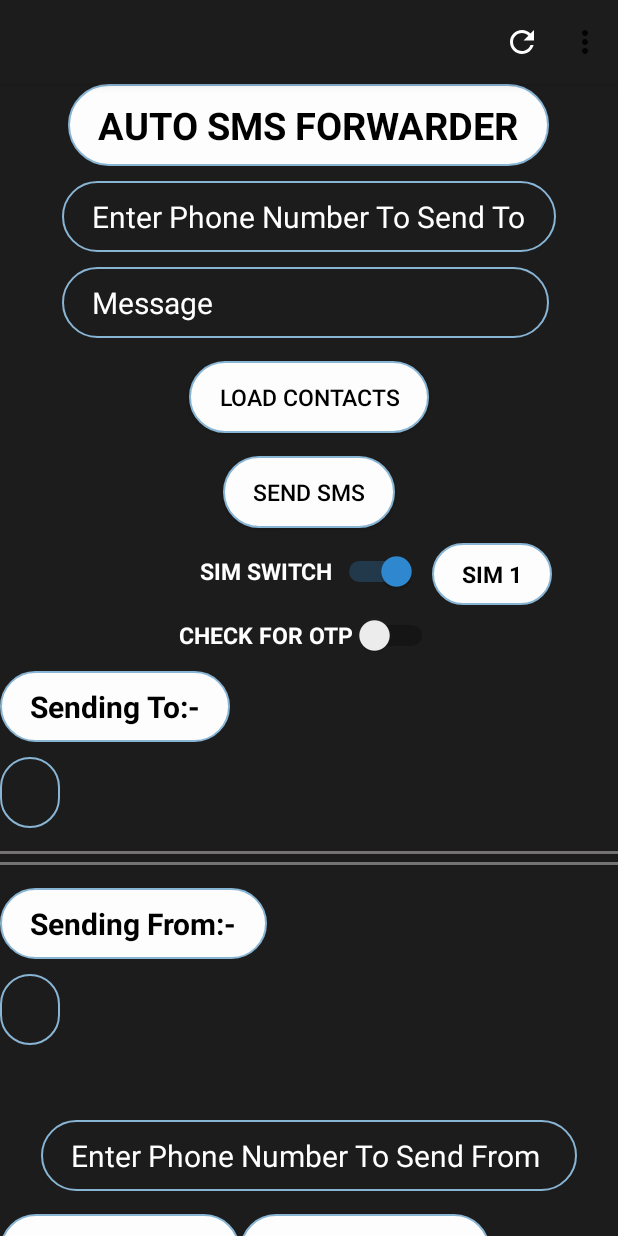
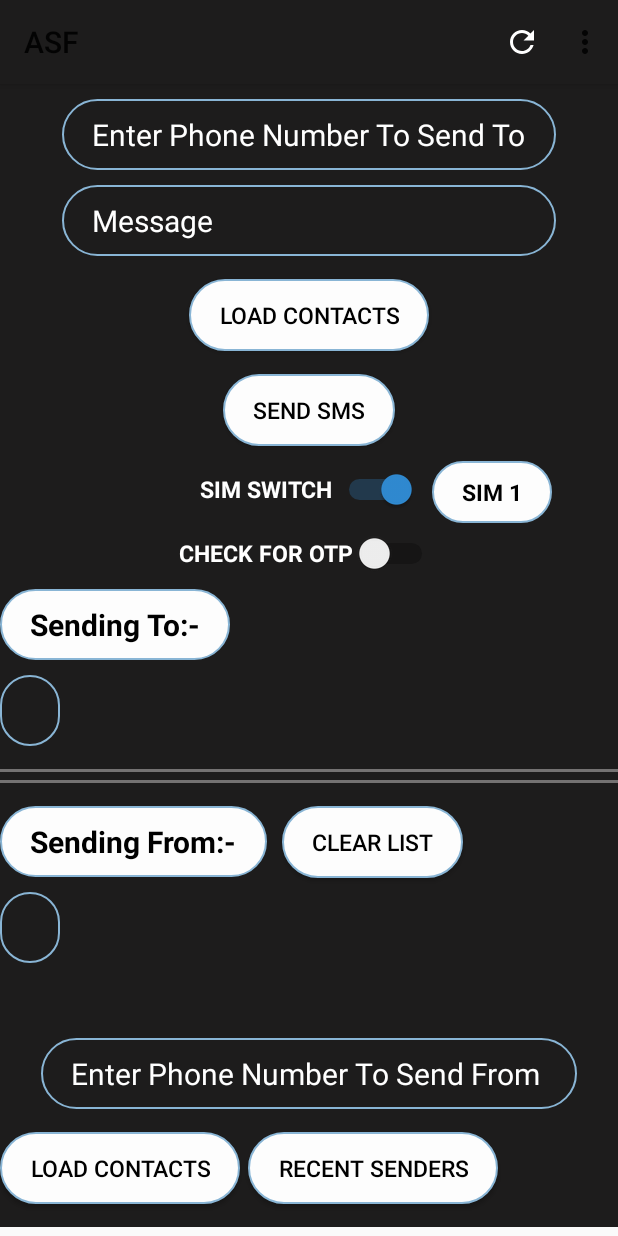
Before and after one commit to souvikchakraborty98/SMSTest, an Android app: the screen it shows after launch (MainActivity), on a phone screen of 412 x 824 dp. Run offline under Robolectric (Android 15) with nearby library versions, the phone set to English and light mode, and no system bars.

Commit message:
Added multiple rules capability_16092019

```diff
--- a/app/src/main/java/com/hfad/smstest/MainActivity.java
+++ b/app/src/main/java/com/hfad/smstest/MainActivity.java
@@ -42,6 +42,9 @@ import android.widget.Switch;
 import android.widget.TextView;
 import android.widget.Toast;
 import android.view.View;
+
+import java.util.ArrayList;
+import java.util.Arrays;
 import java.util.regex.Matcher;
 import java.util.regex.Pattern;
 
@@ -49,19 +52,17 @@ import java.util.regex.Pattern;
 public class MainActivity extends AppCompatActivity {
 
     private static final int PERMISSION_REQUEST_CODE = 1;
-    Button contactsButton;
-    Button contactsButton2;
-    Button ldSenders;
-    Button sendSMS;
+    Button sendSMS,clearSendFromList,ldSenders,contactsButton2,contactsButton;
     public String phone, name ;
-    public static String setNum;
+    public static ArrayList<String> setNum=new ArrayList<>();
+    public static ArrayList<String> nameList=new ArrayList<>();
     EditText phoneNumber;
     TextView phoneNumber2;
     TextView toSend;
     TextView sentFrom;
     TextView sendList;
     TextView sendList2;
-    EditText smsText;
+    TextView smsText;
     boolean  sendto,sendfrom;
     private static final int RESULT_PICK_CONTACT = 1234;
     public static int ldSendersFlag=0;
@@ -165,15 +166,19 @@ public class MainActivity extends AppCompatActivity {
             name = cursor.getString(cursor.getColumnIndex(ContactsContract.CommonDataKinds.Phone.DISPLAY_NAME));
             if(sendto==true) {
                 phoneNumber.setText(phone);
-                sendList.setText("Name : " + name + "\n" + "Phone No. : " + phone);
+                Log.e("tempString",phone);
+                sendList.setText("Name[s] : " + name + "\n" + "Phone No[s]. : " + phone);
                 sendto=false;
             }
             if(sendfrom==true)
             {
-                phoneNumber2.setText(phone);
-                sendList2.setText("Name : " + name + "\n" + "Phone No. : " + phone);
                // Log.e("phone",phone );
-                setNum=makenum(phone);
+                if(!setNum.contains(makenum(phone)))
+                setNum.add(makenum(phone));
+                phoneNumber2.setText(""+setNum);
+                if(!nameList.contains(name))
+                nameList.add(name);
+                sendList2.setText("Name[s] : " + nameList + "\n\n" + "Phone No[s]. : " + setNum);
                // Log.e("setnum",setNum);
                 sendfrom=false;
             }
@@ -192,22 +197,38 @@ public class MainActivity extends AppCompatActivity {
     @Override
     protected void onCreate(Bundle savedInstanceState) {
         super.onCreate(savedInstanceState);
+        setContentView(R.layout.activity_main);
         Intent startBgSMS = new Intent(MainActivity.this, SMSBackgroundService.class);
         stopService(startBgSMS);
+        phoneNumber2 = (TextView) findViewById(R.id.numToSendFrom);
+        sendList2=(TextView)findViewById(R.id.sendFrom);
+        try {
+            if(setNum.size()!=0)
+            {
+                phoneNumber2.setText("" + setNum);
+                sendList2.setText("Name[s] : " + nameList + "\n\n" + "Phone No[s]. : " + setNum);
+            }
+        }
+        catch (Exception e) {
+        }
+        sendList=(TextView)findViewById(R.id.sentList);
+        phoneNumber = (EditText) findViewById(R.id.editText);
+        sentFrom=(TextView)findViewById(R.id.sentFrom);
+        clearSendFromList=(Button)findViewById(R.id.clearSendFromList);
 
         //requestWindowFeature(Window.FEATURE_NO_TITLE);
        // getSupportActionBar().hide();
-        getSupportActionBar().setDisplayShowTitleEnabled(false);
+       // getSupportActionBar().setDisplayShowTitleEnabled(false);
         actBar=getSupportActionBar();
         actBar.setBackgroundDrawable(new ColorDrawable(Color.parseColor("#1D1C1C")));
         Window window = MainActivity.this.getWindow();
         window.addFlags(WindowManager.LayoutParams.FLAG_DRAWS_SYSTEM_BAR_BACKGROUNDS);
         window.clearFlags(WindowManager.LayoutParams.FLAG_TRANSLUCENT_STATUS);
         window.setStatusBarColor(ContextCompat.getColor(MainActivity.this, R.color.stat_colour));
-         setContentView(R.layout.activity_main);
+
         sendfrom=false;
         sendto=false;
-        phoneNumber = (EditText) findViewById(R.id.editText);
+
         phoneNumber.setOnTouchListener(new View.OnTouchListener()
         {
             @Override
@@ -221,8 +242,7 @@ public class MainActivity extends AppCompatActivity {
                 return false;
             }
         });
-        phoneNumber2 = (TextView) findViewById(R.id.numToSendFrom);
-        sendList=(TextView)findViewById(R.id.sentList);
+
         sendList.setOnClickListener(new View.OnClickListener(){
             @Override
             public void onClick(View v) {
@@ -235,7 +255,7 @@ public class MainActivity extends AppCompatActivity {
         });
 
 
-        sendList2=(TextView)findViewById(R.id.sendFrom);
+
         sendList2.setOnClickListener(new View.OnClickListener(){
             @Override
             public void onClick(View v) {
@@ -257,7 +277,7 @@ public class MainActivity extends AppCompatActivity {
             }
 
         });
-        sentFrom=(TextView)findViewById(R.id.sentFrom);
+
         sentFrom.setOnClickListener(new View.OnClickListener(){
             @Override
             public void onClick(View v) {
@@ -351,7 +371,7 @@ public class MainActivity extends AppCompatActivity {
       if(ldSendersFlag==1) {
           try {
               Bundle extras = getIntent().getExtras();
-              String savedExtra = extras.getString("savedExtra");
+              String[] savedExtra = extras.getStringArray("savedExtra");
               String phno = extras.getString("phonenumber");
               String sndlist = extras.getString("sendlist");
               String simState = extras.getString("SIMSTATUS");
@@ -378,15 +398,25 @@ public class MainActivity extends AppCompatActivity {
               }
               sendList.setText(sndlist);
               //  Log.e("savedExtra",savedExtra );
-              if(savedExtra.equals("null")) {
+              if(savedExtra.length==0) {
                   sendList2.setText("");
                   phoneNumber2.setText("");
-                  setNum = "";
+                  setNum.add("");
               }
               else {
-                  sendList2.setText("Name : " + savedExtra + "\n" + "Phone No. : null");
-                  phoneNumber2.setText(savedExtra);
-                  setNum = savedExtra;
+                  for(int i=0;i<savedExtra.length;i++)
+                  {
+                      if(!setNum.contains(savedExtra[i]))
+                      setNum.add(savedExtra[i]);
+                  }
+                  for(int i=0;i<savedExtra.length;i++)
+                  {
+                      if(!nameList.contains((savedExtra[i])))
+                      nameList.add(savedExtra[i]);
+                  }
+                  sendList2.setText("Name[s] : " + nameList + "\n\n" + "Phone No[s]. : "+setNum);
+                  phoneNumber2.setText(""+setNum);
+
               }
              // phoneNumber2.requestFocus();
               ldSendersFlag = 0;
@@ -531,16 +561,41 @@ public class MainActivity extends AppCompatActivity {
             }
         });
 
+        clearSendFromList.setOnClickListener(new View.OnClickListener() {
+            @Override
+            public void onClick(View v) {
+                hideKeyboard(MainActivity.this);
+                final AlertDialog.Builder diagClear = new AlertDialog.Builder(MainActivity.this);
+                diagClear.setTitle("Confirmation");
+                diagClear.setMessage("Clear Send From List ? Press OK to clear.");
+                diagClear.setPositiveButton(android.R.string.ok, new DialogInterface.OnClickListener() {
+                    @Override
+                    public void onClick(DialogInterface dialog, int id) {
+                        setNum.clear();
+                        nameList.clear();
+                        phoneNumber2.setText("");
+                        sendList2.setText("");
+                    }
+                });
+                diagClear.setNegativeButton(android.R.string.cancel, new DialogInterface.OnClickListener() {
+                    @Override
+                    public void onClick(DialogInterface dialogInterface, int id) {
+                        Toast.makeText(MainActivity.this, "List not cleared.", Toast.LENGTH_SHORT).show();
+                    }
+                });
+                AlertDialog alertDialog = diagClear.create();
+                alertDialog.show();
+            }
+        });
 
-
-        smsText = (EditText) findViewById(R.id.editText2);
+        smsText = (TextView) findViewById(R.id.editText2);
         sendSMS = (Button) findViewById(R.id.btnSendSMS);
         sendSMS.setOnClickListener(new View.OnClickListener() {
 
             @Override
             public void onClick(View view) {
                 hideKeyboard(MainActivity.this);
-                if((phoneNumber.getText()).toString().equals((phoneNumber2.getText()).toString())==false)
+                if(!((phoneNumber.getText()).toString().equals((phoneNumber2.getText()).toString())))
                 {
                 String sms = smsText.getText().toString();
                 String phoneNum = phoneNumber.getText().toString();
@@ -688,13 +743,10 @@ public class MainActivity extends AppCompatActivity {
             });
             AlertDialog alertDialog = diag.create();
             alertDialog.show();
-
-
         }
         else
             Toast.makeText(getBaseContext(), "Press Back Again To Confirm.", Toast.LENGTH_SHORT).show();
         back_pressed = System.currentTimeMillis();
     }
 
-
 }
--- a/app/src/main/res/drawable/rounded_border_transparent.xml
+++ b/app/src/main/res/drawable/rounded_border_transparent.xml
@@ -4,7 +4,7 @@
     <stroke
         android:width="1dp"
         android:color="#89B5D5" />
-    <corners android:radius="360dp" />
+    <corners android:radius="50dp" />
     <padding
         android:left="20dp"
         android:top="10dp"
--- a/app/src/main/res/layout/activity_main.xml
+++ b/app/src/main/res/layout/activity_main.xml
@@ -1,10 +1,10 @@
 <?xml version="1.0" encoding="utf-8"?>
-<ScrollView android:layout_width="match_parent"
+<ScrollView xmlns:tools="http://schemas.android.com/tools"
+    android:layout_width="match_parent"
     android:layout_height="match_parent"
     android:id="@+id/scrollLayout"
     xmlns:android="http://schemas.android.com/apk/res/android">
-    <RelativeLayout xmlns:android="http://schemas.android.com/apk/res/android"
-        xmlns:tools="http://schemas.android.com/tools"
+    <RelativeLayout
         android:id="@+id/relLayout"
         android:layout_width="match_parent"
         android:layout_height="match_parent"
@@ -12,17 +12,18 @@
         android:background="@color/stat_colour"
         tools:context="MainActivity">
 
-        <TextView
+        <!--<TextView
             android:id="@+id/textView1"
             android:layout_width="wrap_content"
             android:layout_height="wrap_content"
             android:layout_alignParentTop="true"
-            android:layout_centerHorizontal="true"
-            android:background="@drawable/rounded_border"
-            android:text="AUTO SMS FORWARDER"
-            android:textColor="@android:color/black"
-            android:textSize="25sp"
-            android:textStyle="bold" />
+            android:layout_marginStart="10dp"
+            android:layout_marginTop="5dp"
+            android:layout_marginBottom="10dp"
+            android:text="ASF"
+            android:textColor="@android:color/white"
+            android:textSize="16sp"
+            android:textStyle="bold" />-->
 
         <View
             android:id="@+id/View1"
@@ -43,18 +44,17 @@
             android:id="@+id/editText"
             android:layout_width="wrap_content"
             android:layout_height="wrap_content"
-            android:layout_below="@+id/textView1"
             android:layout_centerHorizontal="true"
             android:layout_marginTop="10dp"
             android:background="@drawable/rounded_border_transparent"
             android:hint="Enter Phone Number To Send To"
-            android:phoneNumber="true"
             android:textColor="@android:color/white"
             android:textColorHint="@color/abc_primary_text_material_dark"
             android:textCursorDrawable="@drawable/color_cursor"
-            android:textSize="20sp" />
+            android:textSize="20sp"
+            /><!--android:layout_below="@+id/textView1"-->
 
-        <EditText
+        <TextView
             android:id="@+id/editText2"
             android:layout_width="wrap_content"
             android:layout_height="wrap_content"
@@ -62,8 +62,8 @@
             android:layout_alignStart="@+id/editText"
             android:layout_alignLeft="@+id/editText"
             android:textCursorDrawable="@drawable/color_cursor"
-            android:layout_alignEnd="@+id/textView1"
-            android:layout_alignRight="@+id/textView1"
+            android:layout_alignEnd="@+id/editText"
+            android:layout_alignRight="@+id/editText"
             android:layout_marginTop="10dp"
             android:background="@drawable/rounded_border_transparent"
             android:hint="Message"
@@ -180,6 +180,19 @@
             android:textSize="20sp"
             android:textStyle="bold" />
 
+        <Button
+            android:id="@+id/clearSendFromList"
+            android:layout_width="wrap_content"
+            android:layout_height="wrap_content"
+            android:layout_below="@+id/View2"
+            android:layout_marginLeft="10dp"
+            android:layout_marginTop="15dp"
+            android:layout_toRightOf="@id/sentFrom"
+            android:background="@drawable/rounded_border"
+            android:text="CLEAR LIST"
+            android:textColor="@android:color/black"
+            android:textSize="15sp" />
+
         <TextView
             android:id="@+id/sendFrom"
             android:layout_width="wrap_content"
@@ -224,13 +237,13 @@
             android:layout_width="wrap_content"
             android:layout_height="wrap_content"
             android:layout_below="@+id/numToSendFrom"
-            android:layout_marginLeft="0dp"
+            android:layout_marginStart="5dp"
             android:layout_marginTop="15dp"
+            android:layout_marginBottom="15dp"
             android:layout_toRightOf="@id/ldContacts2"
             android:background="@drawable/rounded_border"
             android:text="RECENT SENDERS"
             android:textColor="@android:color/black"
-            android:textSize="15sp"
-            android:layout_marginBottom="15dp"/>
+            android:textSize="15sp" />
     </RelativeLayout>
 </ScrollView>
```
Also changed, not shown: app/src/main/java/com/hfad/smstest/CustomAdapter.java (added, +71 -0 lines), app/src/main/java/com/hfad/smstest/DataModel.java (added, +25 -0 lines), app/src/main/java/com/hfad/smstest/SmsReceiver.java (+12 -15 lines), app/src/main/java/com/hfad/smstest/recentSMS.java (+67 -45 lines), app/src/main/res/layout/activity_recent_sms.xml (+14 -6 lines), app/src/main/res/layout/contact_listview.xml (+23 -1 lines).
